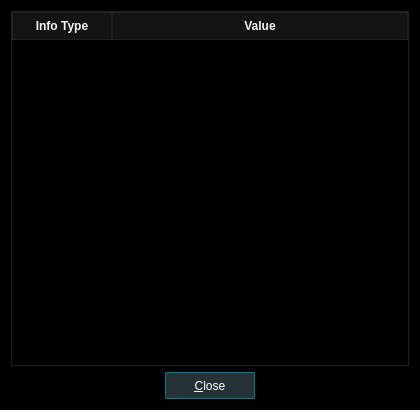
Qt form src/ui/infodialog.ui (u8sand/Baka-MPlayer) before a commit.
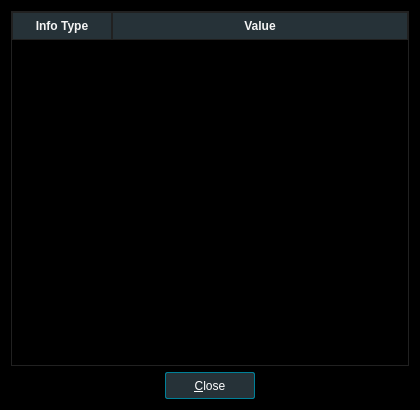
The same form after that commit.

Commit message: infodialog.ui: change QTableWidget header color

Diff of the .ui file:
```diff
--- a/src/ui/infodialog.ui
+++ b/src/ui/infodialog.ui
@@ -24,7 +24,7 @@
 
 QTableWidget QHeaderView::section {
 	padding: 4px 2px;
-	background: #141414;
+	background: #263238;
 	border: 1px solid #212121;
 }
 
```
